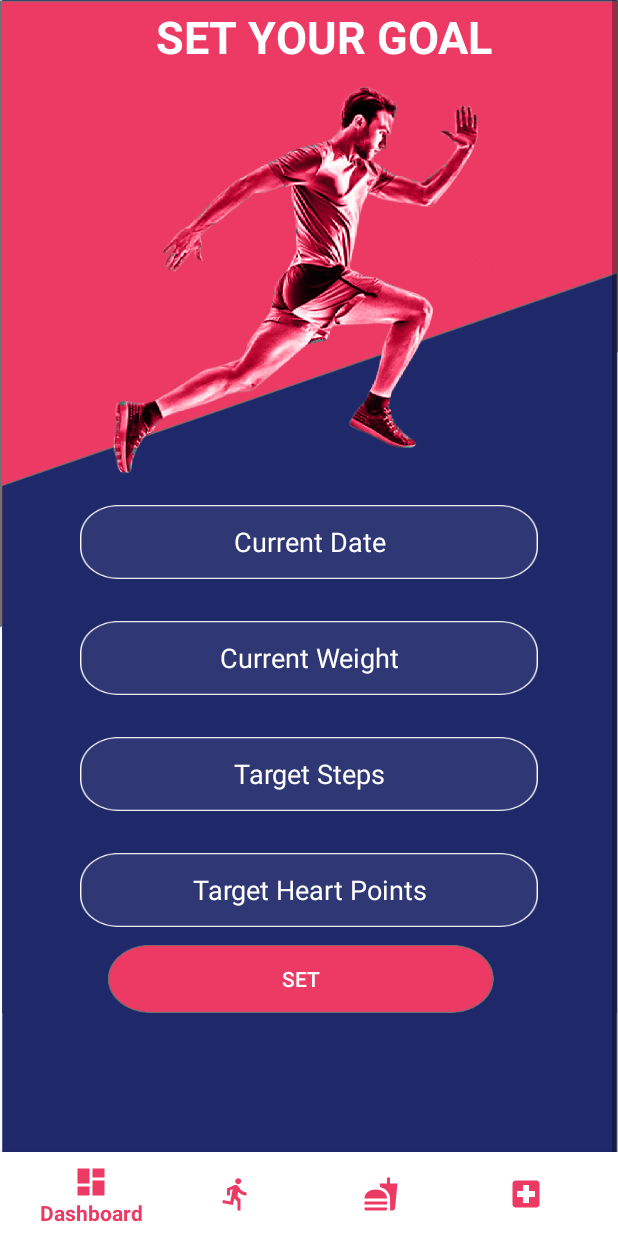
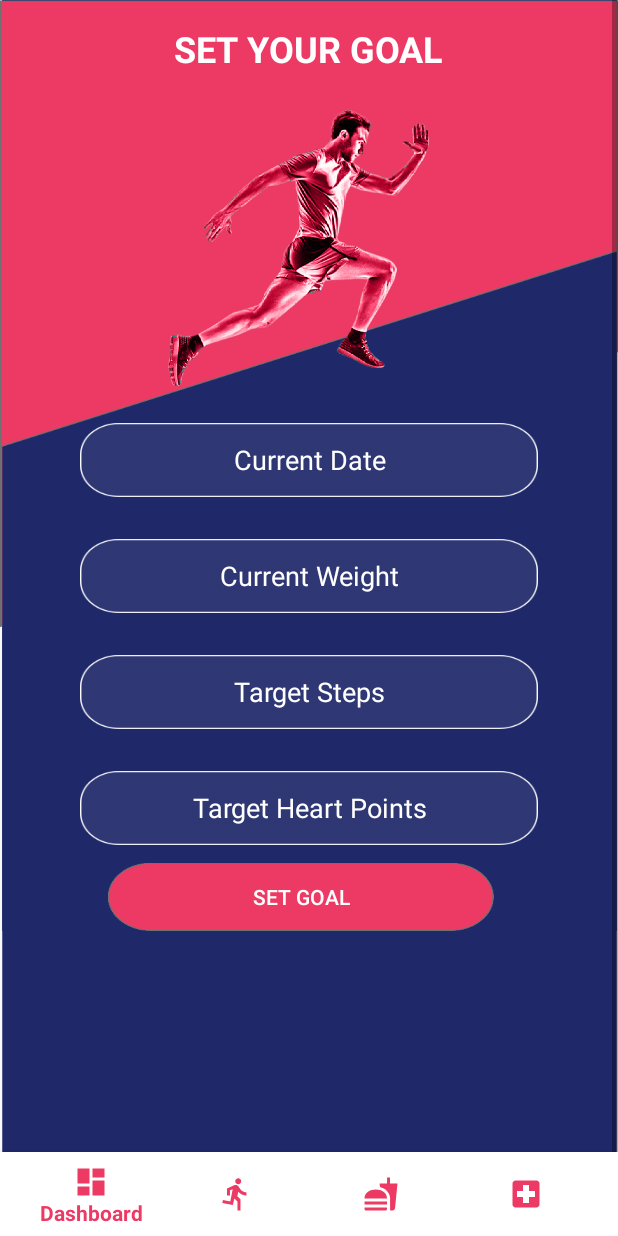
Before and after one commit to SenuraJayadeva/FitnessApp, an Android app: the screen it shows after launch once a user with an empty profile is signed in (Home), after a tap on "SET DAILY GOAL", on a phone screen of 412 x 824 dp. Run offline under Robolectric (Android 15) with nearby library versions, the phone set to English and light mode, and no system bars; our stand-ins replace Firebase (no records; nobody signed in at launch, a user with empty details on screens opened directly).

Commit message:
set goal CHANGED text fields and logic

```diff
--- a/app/src/main/res/layout/fragment_dashboard.xml
+++ b/app/src/main/res/layout/fragment_dashboard.xml
@@ -36,7 +36,7 @@
                     android:layout_width="129dp"
                     android:layout_height="44dp"
                     android:background="@drawable/rectangle2"
-                    android:text="Set Daily Goal"
+                    android:text="@string/set_daily_goal_text"
                     android:textColor="@color/bottomNavigaitonColor"
                     app:layout_constraintBottom_toBottomOf="parent"
                     app:layout_constraintEnd_toEndOf="parent"
@@ -80,7 +80,7 @@
                 android:layout_height="34dp"
                 android:layout_marginTop="16dp"
                 android:background="@drawable/rectangle2"
-                android:text="View"
+                android:text="@string/view_daily_goal_text"
                 android:textColor="@color/bottomNavigaitonColor"
                 app:layout_constraintBottom_toBottomOf="parent"
                 app:layout_constraintEnd_toEndOf="parent"
--- a/app/src/main/res/layout/fragment_setgoal.xml
+++ b/app/src/main/res/layout/fragment_setgoal.xml
@@ -8,10 +8,9 @@
 
     <FrameLayout
         android:layout_width="match_parent"
-        android:layout_height="match_parent"
+        android:layout_height="wrap_content"
         android:background="@drawable/backgroundfitapp"
         tools:context=".SetGoal">
-
 
 
         <androidx.constraintlayout.widget.ConstraintLayout
@@ -19,47 +18,20 @@
             android:layout_height="match_parent"
             android:background="@drawable/backgroundfitapp">
 
-            <ImageView
-                android:id="@+id/imageView9"
-                android:layout_width="288dp"
-                android:layout_height="276dp"
-                android:layout_marginTop="4dp"
-                android:src="@drawable/fitnessimage"
+            <Button
+                android:id="@+id/set_goal_button"
+                android:layout_width="257dp"
+                android:layout_height="45dp"
+                android:layout_marginTop="12dp"
+                android:background="@drawable/rectangle2"
+                android:text="@string/add_set_goal_button"
+                android:textColor="@color/bottomNavigaitonColor"
+                app:layout_constraintBottom_toBottomOf="parent"
                 app:layout_constraintEnd_toEndOf="parent"
-                app:layout_constraintHorizontal_bias="0.495"
+                app:layout_constraintHorizontal_bias="0.467"
                 app:layout_constraintStart_toStartOf="parent"
-                app:layout_constraintTop_toBottomOf="@+id/textView" />
-
-            <TextView
-                android:id="@+id/textView"
-                android:layout_width="wrap_content"
-                android:layout_height="wrap_content"
-                android:layout_marginTop="4dp"
-                android:text="SET YOUR GOAL"
-                android:textAlignment="center"
-                android:textColor="@color/bottomNavigaitonColor"
-                android:textSize="30sp"
-                android:textStyle="bold"
-                app:layout_constraintEnd_toEndOf="parent"
-                app:layout_constraintHorizontal_bias="0.556"
-                app:layout_constraintStart_toStartOf="parent"
-                app:layout_constraintTop_toTopOf="parent" />
-
-            <EditText
-                android:id="@+id/set_goal_current_date"
-                android:layout_width="305dp"
-                android:layout_height="49dp"
-                android:layout_marginTop="12dp"
-                android:background="@drawable/rectangle13"
-                android:ems="10"
-                android:hint="Current Date"
-                android:inputType="textPersonName"
-                android:textAlignment="center"
-                android:textColor="@color/bottomNavigaitonColor"
-                android:textColorHint="@color/bottomNavigaitonColor"
-                app:layout_constraintEnd_toEndOf="parent"
-                app:layout_constraintStart_toStartOf="parent"
-                app:layout_constraintTop_toBottomOf="@+id/imageView9" />
+                app:layout_constraintTop_toBottomOf="@+id/set_goal_heart_points"
+                app:layout_constraintVertical_bias="0.428" />
 
             <EditText
                 android:id="@+id/set_goal_weight"
@@ -68,8 +40,8 @@
                 android:layout_marginTop="28dp"
                 android:background="@drawable/rectangle13"
                 android:ems="10"
-                android:hint="Current Weight"
-                android:inputType="textPersonName"
+                android:hint="@string/add_cuurent_weight_text"
+                android:inputType="number"
                 android:textAlignment="center"
                 android:textColor="@color/bottomNavigaitonColor"
                 android:textColorHint="@color/bottomNavigaitonColor"
@@ -85,8 +57,8 @@
                 android:layout_marginTop="28dp"
                 android:background="@drawable/rectangle13"
                 android:ems="10"
-                android:hint="Target Steps"
-                android:inputType="textPersonName"
+                android:hint="@string/add_target_steps_text"
+                android:inputType="number"
                 android:textAlignment="center"
                 android:textColor="@color/bottomNavigaitonColor"
                 android:textColorHint="@color/bottomNavigaitonColor"
@@ -102,8 +74,8 @@
                 android:layout_marginTop="28dp"
                 android:background="@drawable/rectangle13"
                 android:ems="10"
-                android:hint="Target Heart Points"
-                android:inputType="textPersonName"
+                android:hint="@string/add_target_heart_points_text"
+                android:inputType="number"
                 android:textAlignment="center"
                 android:textColor="@color/bottomNavigaitonColor"
                 android:textColorHint="@color/bottomNavigaitonColor"
@@ -112,20 +84,48 @@
                 app:layout_constraintStart_toStartOf="parent"
                 app:layout_constraintTop_toBottomOf="@+id/set_goal_target_steps" />
 
-            <Button
-                android:id="@+id/set_goal_button"
-                android:layout_width="257dp"
-                android:layout_height="45dp"
-                android:layout_marginTop="12dp"
-                android:background="@drawable/rectangle2"
-                android:text="SET"
+            <EditText
+                android:id="@+id/set_goal_current_date"
+                android:layout_width="305dp"
+                android:layout_height="49dp"
+                android:layout_marginTop="4dp"
+                android:background="@drawable/rectangle13"
+                android:ems="10"
+                android:hint="@string/add_current_date_text"
+                android:inputType="date"
+                android:textAlignment="center"
                 android:textColor="@color/bottomNavigaitonColor"
-                app:layout_constraintBottom_toBottomOf="parent"
+                android:textColorHint="@color/bottomNavigaitonColor"
                 app:layout_constraintEnd_toEndOf="parent"
-                app:layout_constraintHorizontal_bias="0.467"
                 app:layout_constraintStart_toStartOf="parent"
-                app:layout_constraintTop_toBottomOf="@+id/set_goal_heart_points"
-                app:layout_constraintVertical_bias="0.428" />
+                app:layout_constraintTop_toBottomOf="@+id/imageView9" />
+
+            <ImageView
+                android:id="@+id/imageView9"
+                android:layout_width="198dp"
+                android:layout_height="225dp"
+                android:layout_marginTop="4dp"
+                android:src="@drawable/fitnessimage"
+                app:layout_constraintEnd_toEndOf="parent"
+                app:layout_constraintHorizontal_bias="0.495"
+                app:layout_constraintStart_toStartOf="parent"
+                app:layout_constraintTop_toBottomOf="@+id/textView" />
+
+            <TextView
+                android:id="@+id/textView"
+                android:layout_width="wrap_content"
+                android:layout_height="wrap_content"
+                android:layout_marginTop="16dp"
+                android:text="SET YOUR GOAL"
+                android:textAlignment="center"
+                android:textColor="@color/bottomNavigaitonColor"
+                android:textSize="24sp"
+                android:textStyle="bold"
+                app:layout_constraintEnd_toEndOf="parent"
+                app:layout_constraintHorizontal_bias="0.497"
+                app:layout_constraintStart_toStartOf="parent"
+                app:layout_constraintTop_toTopOf="parent" />
+
         </androidx.constraintlayout.widget.ConstraintLayout>
     </FrameLayout>
 
--- a/app/src/main/res/values/strings.xml
+++ b/app/src/main/res/values/strings.xml
@@ -1,5 +1,12 @@
 <resources>
     <string name="app_name">FitApp</string>
     <!-- TODO: Remove or change this placeholder text -->
-    <string name="hello_blank_fragment">Hello blank fragment</string>
+    <!--    Senura-->
+    <string name="set_daily_goal_text">SET DAILY GOAL</string>
+    <string name="view_daily_goal_text">VIEW</string>
+    <string name="add_current_date_text">Current Date</string>
+    <string name="add_cuurent_weight_text">Current Weight</string>
+    <string name="add_target_steps_text">Target Steps</string>
+    <string name="add_target_heart_points_text">Target Heart Points</string>
+    <string name="add_set_goal_button">SET GOAL</string>
 </resources>
```
